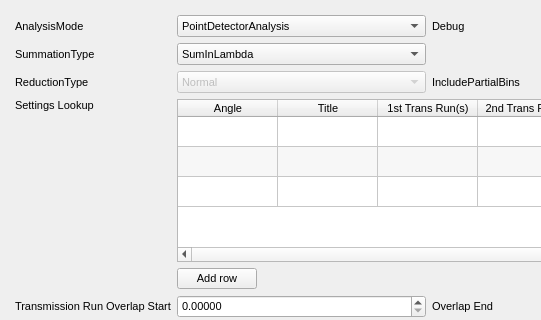
mantidproject/mantid, file qt/scientific_interfaces/ISISReflectometry/GUI/Experiment/ExperimentWidget.ui: the form before one commit; both pictures show x 0 to 541 and y 0 to 320 of the 952 by 524 pixel window.
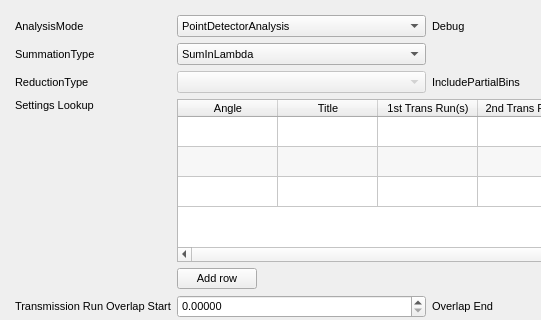
The form after the commit. Custom widgets are drawn as their Qt base class.

Commit message: Display blank value in ReductionType drop-down when unset

Patch:
```diff
--- a/qt/scientific_interfaces/ISISReflectometry/GUI/Experiment/ExperimentWidget.ui
+++ b/qt/scientific_interfaces/ISISReflectometry/GUI/Experiment/ExperimentWidget.ui
@@ -442,7 +442,7 @@
        </property>
        <item>
         <property name="text">
-         <string>Normal</string>
+         <string/>
         </property>
        </item>
        <item>
```
The commit also changes 1 other file.
